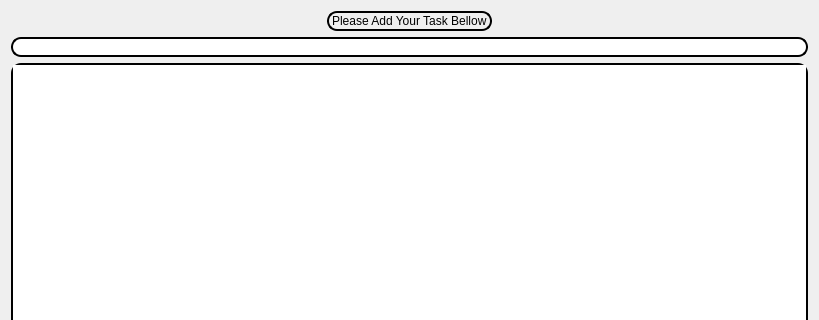
Above: secdialog.ui from ismesunny/Qt-To-Do-List-App-Project before the change; both pictures show x 0 to 819 and y 0 to 320 of the 819 by 510 pixel window. Below: the same form after it.
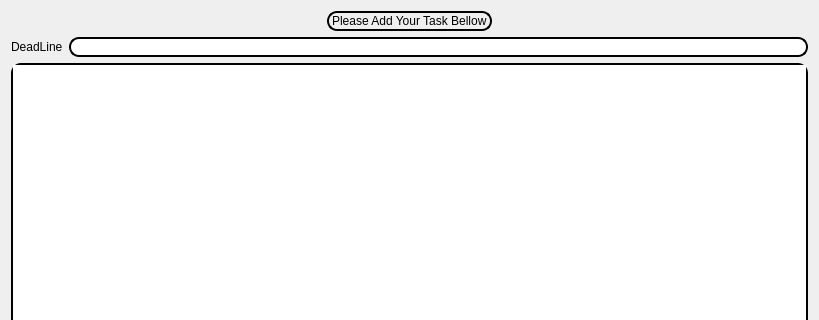
That is the form after the change.

The edit to the form file:
```diff
--- a/secdialog.ui
+++ b/secdialog.ui
@@ -16,8 +16,6 @@
   <property name="styleSheet">
    <string notr="true">font: 18pt &quot;Comic Sans MS&quot;;</string>
   </property>
-  <layout class="QHBoxLayout" name="horizontalLayout_3">
-   <item>
     <layout class="QVBoxLayout" name="verticalLayout">
      <item>
       <layout class="QHBoxLayout" name="horizontalLayout">
@@ -65,16 +63,27 @@
       </layout>
      </item>
      <item>
+    <layout class="QHBoxLayout" name="horizontalLayout_3">
+     <item>
+      <widget class="QLabel" name="label_2">
+       <property name="text">
+        <string>DeadLine</string>
+       </property>
+      </widget>
+     </item>
+     <item>
       <widget class="QLineEdit" name="lineEdit">
        <property name="styleSheet">
         <string notr="true">border-style: solid;
-font: 12pt &quot;Inconsolata&quot;;
 border-color: black;
 border-width: 2px;
 border-radius: 10px;
+font: 75 14pt &quot;Comic Sans MS&quot;;
 text-decoration: line;</string>
        </property>
       </widget>
+     </item>
+    </layout>
      </item>
      <item>
       <widget class="QPlainTextEdit" name="plainTextEdit">
@@ -130,8 +139,6 @@
           </size>
          </property>
         </spacer>
-       </item>
-      </layout>
      </item>
     </layout>
    </item>
```
Lines whose indentation alone changed are shown as unchanged.
